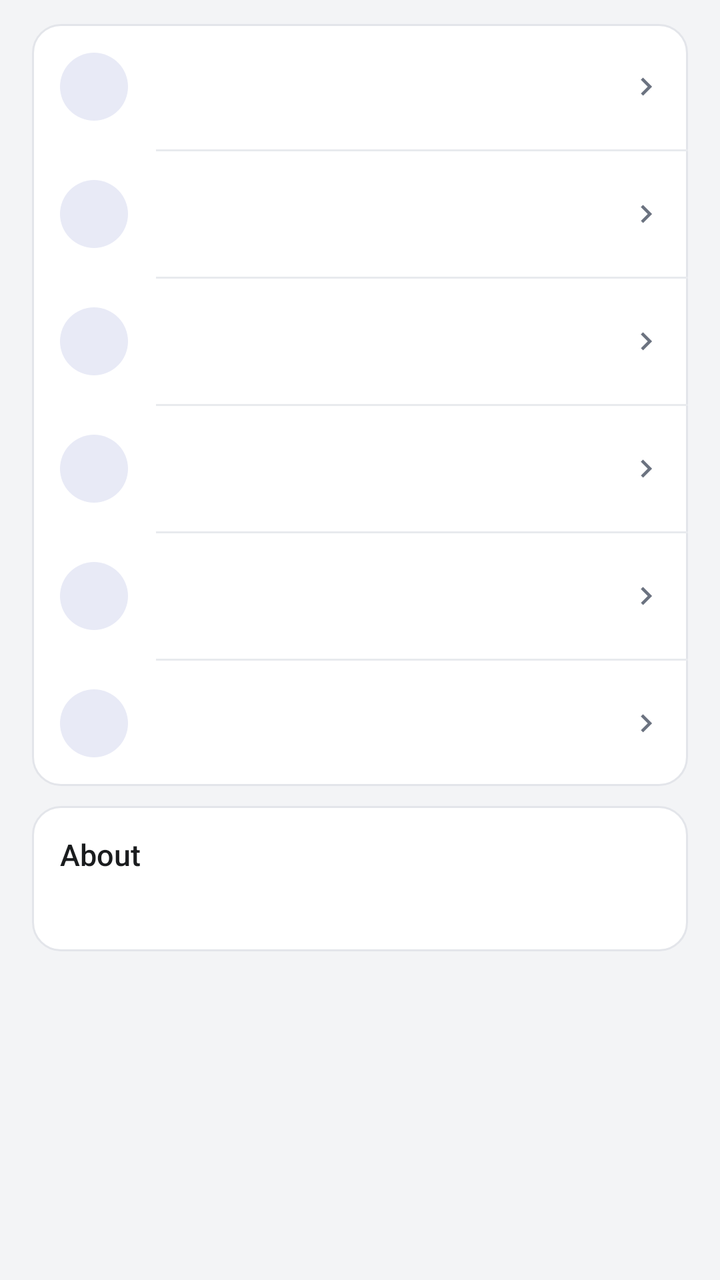
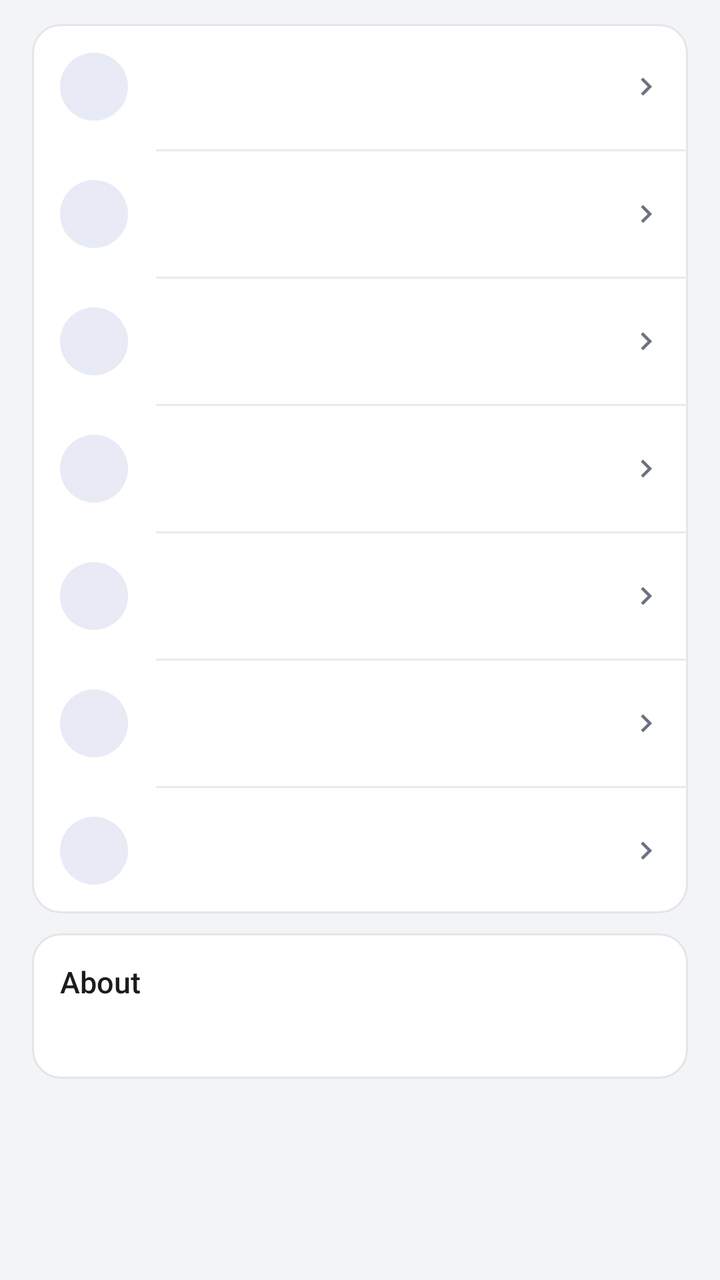

Before-and-after screenshots of an Android layout around one commit, followed by the original layout XML and the change that was made.
<!-- AndroidManifest.xml: activity theme AppTheme -->
<!-- res/layout/activity_settings.xml -->
<?xml version="1.0" encoding="utf-8"?>
<ScrollView xmlns:android="http://schemas.android.com/apk/res/android"
    android:id="@+id/root"
    android:layout_width="match_parent"
    android:layout_height="match_parent"
    android:background="@color/bg"
    android:fillViewport="true"
    android:scrollbars="vertical">

    <LinearLayout
        android:layout_width="match_parent"
        android:layout_height="wrap_content"
        android:orientation="vertical">

        <LinearLayout
            android:layout_width="match_parent"
            android:layout_height="wrap_content"
            android:orientation="vertical"
            android:paddingStart="@dimen/page_pad"
            android:paddingEnd="@dimen/page_pad"
            android:paddingTop="12dp"
            android:paddingBottom="14dp">

            
            <LinearLayout
                android:layout_width="match_parent"
                android:layout_height="wrap_content"
                android:orientation="vertical"
                android:background="@drawable/card_bg">

                
                <include
                    android:id="@+id/row_theme"
                    layout="@layout/row_action"
                    android:layout_width="match_parent"
                    android:layout_height="wrap_content" />

                <View
                    android:layout_width="match_parent"
                    android:layout_height="1dp"
                    android:layout_marginStart="62dp"
                    android:background="@color/divider" />

                
                <include
                    android:id="@+id/row_language"
                    layout="@layout/row_action"
                    android:layout_width="match_parent"
                    android:layout_height="wrap_content" />

                <View
                    android:layout_width="match_parent"
                    android:layout_height="1dp"
                    android:layout_marginStart="62dp"
                    android:background="@color/divider" />

                <include
                    android:id="@+id/row_def_slot"
                    layout="@layout/row_action"
                    android:layout_width="match_parent"
                    android:layout_height="wrap_content" />

                <View
                    android:layout_width="match_parent"
                    android:layout_height="1dp"
                    android:layout_marginStart="62dp"
                    android:background="@color/divider" />

                <include
                    android:id="@+id/row_logs"
                    layout="@layout/row_action"
                    android:layout_width="match_parent"
                    android:layout_height="wrap_content" />

                <View
                    android:layout_width="match_parent"
                    android:layout_height="1dp"
                    android:layout_marginStart="62dp"
                    android:background="@color/divider" />

                
                <include
                    android:id="@+id/row_open_logs"
                    layout="@layout/row_action"
                    android:layout_width="match_parent"
                    android:layout_height="wrap_content" />

                <View
                    android:layout_width="match_parent"
                    android:layout_height="1dp"
                    android:layout_marginStart="62dp"
                    android:background="@color/divider" />

                
                <include
                    android:id="@+id/row_auto_clean"
                    layout="@layout/row_action"
                    android:layout_width="match_parent"
                    android:layout_height="wrap_content" />
            </LinearLayout>

            
            <LinearLayout
                android:layout_width="match_parent"
                android:layout_height="wrap_content"
                android:layout_marginTop="@dimen/card_gap"
                android:orientation="vertical"
                android:background="@drawable/card_bg"
                android:paddingStart="14dp"
                android:paddingEnd="14dp"
                android:paddingTop="14dp"
                android:paddingBottom="14dp">

                <TextView
                    android:layout_width="match_parent"
                    android:layout_height="wrap_content"
                    android:text="@string/about_card_title"
                    android:textSize="15sp"
                    android:fontFamily="sans-serif-medium"
                    android:textColor="@color/fg" />

                <TextView
                    android:id="@+id/about_text"
                    android:layout_width="match_parent"
                    android:layout_height="wrap_content"
                    android:paddingTop="8dp"
                    android:textSize="12sp"
                    android:lineSpacingExtra="3dp"
                    android:textIsSelectable="true"
                    android:textColor="@color/fg_muted" />
            </LinearLayout>
        </LinearLayout>

        
        <View
            android:layout_width="match_parent"
            android:layout_height="@dimen/page_bottom_space" />
    </LinearLayout>
</ScrollView>
<!-- res/layout/row_action.xml (included above) -->
<?xml version="1.0" encoding="utf-8"?>
<LinearLayout xmlns:android="http://schemas.android.com/apk/res/android"
    android:layout_width="match_parent"
    android:layout_height="wrap_content"
    android:orientation="horizontal"
    android:gravity="center_vertical"
    android:background="?android:attr/selectableItemBackground"
    android:clickable="true"
    android:focusable="false"
    android:paddingStart="14dp"
    android:paddingEnd="12dp"
    android:paddingTop="12dp"
    android:paddingBottom="12dp">

    <FrameLayout
        android:layout_width="@dimen/row_icon_box"
        android:layout_height="@dimen/row_icon_box"
        android:background="@drawable/icon_circle">

        <ImageView
            android:id="@+id/act_icon"
            android:layout_width="@dimen/row_icon"
            android:layout_height="@dimen/row_icon"
            android:layout_gravity="center"
            android:tint="@color/accent" />
    </FrameLayout>

    <LinearLayout
        android:layout_width="0dp"
        android:layout_height="wrap_content"
        android:layout_weight="1"
        android:layout_marginStart="14dp"
        android:orientation="vertical">

        <TextView
            android:id="@+id/act_title"
            android:layout_width="match_parent"
            android:layout_height="wrap_content"
            android:singleLine="true"
            android:ellipsize="end"
            android:textSize="15sp"
            android:textColor="@color/fg" />

        <TextView
            android:id="@+id/act_sub"
            android:layout_width="match_parent"
            android:layout_height="wrap_content"
            android:paddingTop="2dp"
            android:textSize="12sp"
            android:textColor="@color/fg_muted" />
    </LinearLayout>

    <ImageView
        android:layout_width="@dimen/row_chevron"
        android:layout_height="@dimen/row_chevron"
        android:layout_marginStart="8dp"
        android:src="@drawable/ic_chevron"
        android:tint="@color/fg_muted" />
</LinearLayout>
<!-- resources referenced by this layout -->
<resources>
  <color name="accent">#FF3F51B5</color>
  <color name="bg">#FFF3F4F6</color>
  <color name="divider">#FFE8EAEE</color>
  <color name="fg">#FF1A1C1E</color>
  <color name="fg_muted">#FF6B7280</color>
  <dimen name="card_gap">10dp</dimen>
  <dimen name="page_bottom_space">24dp</dimen>
  <dimen name="page_pad">16dp</dimen>
  <dimen name="row_chevron">18dp</dimen>
  <dimen name="row_icon">22dp</dimen>
  <dimen name="row_icon_box">34dp</dimen>
  <!-- drawable card_bg (drawable) -->
  <?xml version="1.0" encoding="utf-8"?>
  <shape xmlns:android="http://schemas.android.com/apk/res/android"
      android:shape="rectangle">
      <solid android:color="@color/card" />
      <corners android:radius="14dp" />
      <stroke android:width="1dp" android:color="@color/card_stroke" />
  </shape>
  <!-- drawable ic_chevron (drawable) -->
  <?xml version="1.0" encoding="utf-8"?>
  <vector xmlns:android="http://schemas.android.com/apk/res/android"
      android:width="24dp"
      android:height="24dp"
      android:viewportWidth="24"
      android:viewportHeight="24">
      <path
          android:fillColor="@color/icon_tint"
          android:pathData="M10,6L8.59,7.41 13.17,12l-4.58,4.59L10,18l6,-6z" />
  </vector>
  <!-- drawable icon_circle (drawable) -->
  <?xml version="1.0" encoding="utf-8"?>
  <shape xmlns:android="http://schemas.android.com/apk/res/android"
      android:shape="oval">
      <solid android:color="@color/accent_soft" />
  </shape>
  <string name="about_card_title">About</string>
  <style name="AppTheme" parent="android:Theme.Material.Light">
          <item name="android:windowBackground">@color/bg</item>
          <item name="android:textColorPrimary">@color/fg</item>
          <item name="android:textColorSecondary">@color/fg_muted</item>
          <item name="android:colorAccent">@color/accent</item>
  
          
          <item name="android:colorPrimary">@color/appbar</item>
          <item name="android:colorPrimaryDark">@color/statusbar</item>
          <item name="android:statusBarColor">@color/statusbar</item>
          <item name="android:windowLightStatusBar">false</item>
          <item name="android:actionBarStyle">@style/AppBarStyle</item>
  
          
          <item name="android:alertDialogTheme">@style/AppDialogTheme</item>
      </style>
  <color name="card">#FFFFFFFF</color>
  <color name="card_stroke">#FFE3E5EA</color>
  <color name="icon_tint">#FF5F6368</color>
  <color name="accent_soft">#FFE8EAF6</color>
  <color name="appbar">#FF3F51B5</color>
  <color name="statusbar">#FF303F9F</color>
  <style name="AppBarStyle" parent="android:Widget.Material.ActionBar.Solid">
          <item name="android:background">@color/appbar</item>
          
          <item name="android:elevation">0dp</item>
          
          <item name="android:contentInsetStart">16dp</item>
          <item name="android:titleTextStyle">@style/AppBarTitle</item>
      </style>
  <style name="AppDialogTheme" parent="android:Theme.Material.Light.Dialog.Alert">
          <item name="android:windowBackground">@drawable/dlg_bg</item>
          <item name="android:colorAccent">@color/accent</item>
          <item name="android:textColorPrimary">@color/fg</item>
          <item name="android:textColorSecondary">@color/fg_muted</item>
          <item name="android:colorControlNormal">@color/fg_muted</item>
      </style>
  <style name="AppBarTitle" parent="android:TextAppearance.Material.Widget.ActionBar.Title">
          <item name="android:textColor">@color/on_appbar</item>
          <item name="android:textSize">20sp</item>
          <item name="android:fontFamily">sans-serif-medium</item>
      </style>
  <!-- drawable dlg_bg (drawable) -->
  <?xml version="1.0" encoding="utf-8"?>
  <inset xmlns:android="http://schemas.android.com/apk/res/android"
      android:inset="16dp">
      <shape android:shape="rectangle">
          <solid android:color="@color/card" />
          <corners android:radius="14dp" />
          <stroke android:width="1dp" android:color="@color/card_stroke" />
      </shape>
  </inset>
  <color name="on_appbar">#FFFFFFFF</color>
</resources>

<!-- the commit's change to res/layout/activity_settings.xml (unified diff, before → after) -->
@@ -94,6 +94,19 @@
                 
                 <include
                     android:id="@+id/row_auto_clean"
+                    layout="@layout/row_action"
+                    android:layout_width="match_parent"
+                    android:layout_height="wrap_content" />
+
+                <View
+                    android:layout_width="match_parent"
+                    android:layout_height="1dp"
+                    android:layout_marginStart="62dp"
+                    android:background="@color/divider" />
+
+                
+                <include
+                    android:id="@+id/row_trash"
                     layout="@layout/row_action"
                     android:layout_width="match_parent"
                     android:layout_height="wrap_content" />
